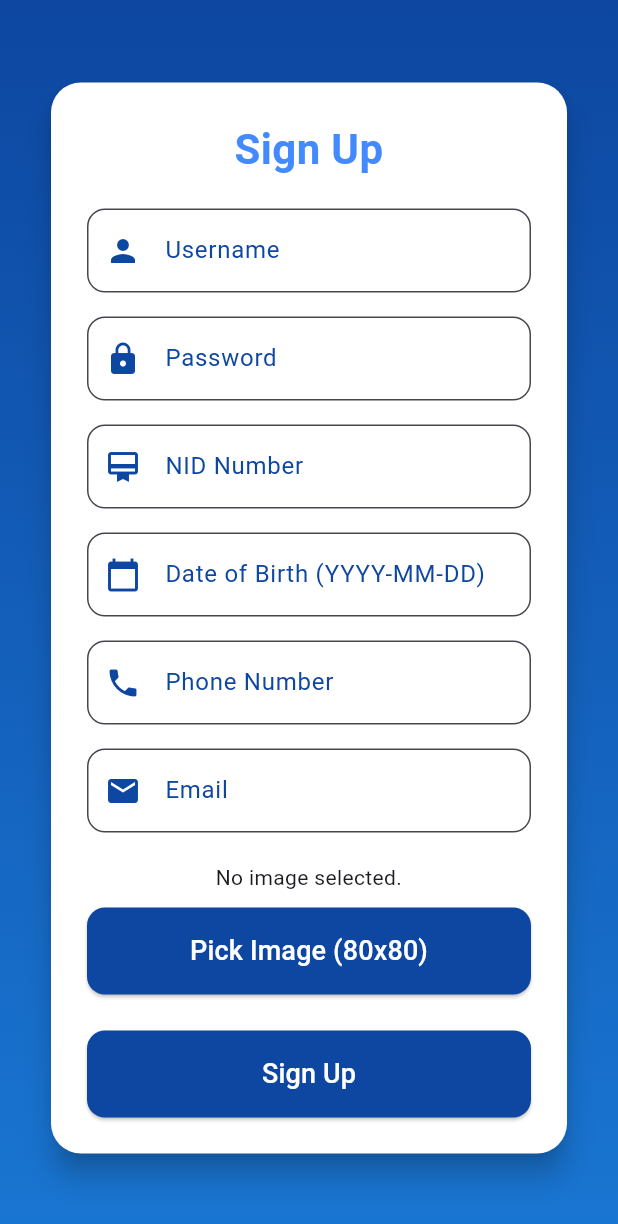
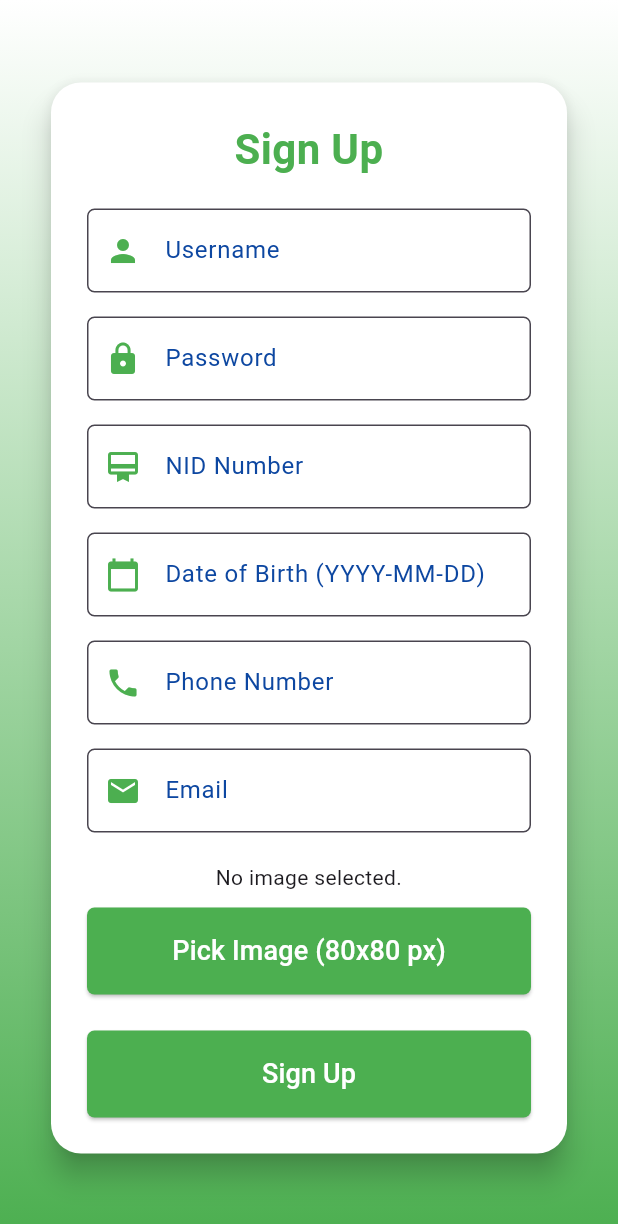
Before and after one commit to haisam10/Dhaka_metro, a Flutter app: the screen it shows after launch, after a tap on "Sign Up", on a phone screen of 412 x 824 dp. Shown: the top 1224 px of the screen. Run offline on Flutter 3.47's test engine with Material 3 defaults, Android fonts, the phone set to English and light mode, and no system bars; our stand-ins replace image_picker, qr_flutter; network calls fail.

Commit message:
color -- deg

```diff
--- a/lib/forgot.dart
+++ b/lib/forgot.dart
@@ -41,7 +41,7 @@ class _ForgotPasswordPageState extends State<ForgotPasswordPage> {
           gradient: LinearGradient(
             begin: Alignment.topCenter,
             end: Alignment.bottomCenter,
-            colors: [Colors.blue[900]!, Colors.blue[700]!], // Royal blue gradient
+            colors: [Colors.white, Colors.green], // Royal blue gradient
           ),
         ),
         child: Center(
@@ -60,7 +60,7 @@ class _ForgotPasswordPageState extends State<ForgotPasswordPage> {
                     const Text(
                       'Forgot Password',
                       textAlign: TextAlign.center,
-                      style: TextStyle(fontSize: 28.0, fontWeight: FontWeight.bold, color: Colors.blueAccent),
+                      style: TextStyle(fontSize: 28.0, fontWeight: FontWeight.bold, color: Colors.green),
                     ),
                     const SizedBox(height: 20.0),
                     TextField(
@@ -68,15 +68,15 @@ class _ForgotPasswordPageState extends State<ForgotPasswordPage> {
                       decoration: InputDecoration(
                         labelText: "NID Number",
                         labelStyle: TextStyle(color: Colors.blue[900]),
-                        prefixIcon: Icon(Icons.card_membership, color: Colors.blue[900]),
+                        prefixIcon: Icon(Icons.card_membership, color: Colors.green),
                         filled: true,
                         fillColor: Colors.white,
                         border: OutlineInputBorder(
-                          borderRadius: BorderRadius.circular(12.0),
+                          borderRadius: BorderRadius.circular(5),
                           borderSide: BorderSide(color: Colors.blue[900]!),
                         ),
                         focusedBorder: OutlineInputBorder(
-                          borderRadius: BorderRadius.circular(12.0),
+                          borderRadius: BorderRadius.circular(5),
                           borderSide: BorderSide(color: Colors.blue[900]!, width: 2.0),
                         ),
                       ),
@@ -85,9 +85,9 @@ class _ForgotPasswordPageState extends State<ForgotPasswordPage> {
                     ElevatedButton(
                       onPressed: _retrieveUsername,
                       style: ElevatedButton.styleFrom(
-                        backgroundColor: Colors.blue[900],
+                        backgroundColor: Colors.green,
                         padding: const EdgeInsets.symmetric(vertical: 16.0),
-                        shape: RoundedRectangleBorder(borderRadius: BorderRadius.circular(12.0)),
+                        shape: RoundedRectangleBorder(borderRadius: BorderRadius.circular(5)),
                       ),
                       child: const Text("Retrieve Username", style: TextStyle(fontSize: 18.0, color: Colors.white)),
                     ),
--- a/lib/login.dart
+++ b/lib/login.dart
@@ -35,7 +35,7 @@ class _LoginPageState extends State<LoginPage> {
           gradient: LinearGradient(
             begin: Alignment.topCenter,
             end: Alignment.bottomCenter,
-            colors: [Colors.blue[900]!, Colors.blue[700]!], // Royal blue gradient
+            colors: [Colors.white10, Colors.green], // Royal blue gradient
           ),
         ),
         child: Center(
@@ -54,23 +54,23 @@ class _LoginPageState extends State<LoginPage> {
                     const Text(
                       'ঢাকা মেট্রো সেবা',
                       textAlign: TextAlign.center,
-                      style: TextStyle(fontSize: 28.0, fontWeight: FontWeight.bold, color: Colors.blueAccent),
+                      style: TextStyle(fontSize: 28.0, fontWeight: FontWeight.bold, color: Colors.green),
                     ),
                     const SizedBox(height: 20.0),
                     TextField(
                       controller: usernameController,
                       decoration: InputDecoration(
                         labelText: "Username",
-                        labelStyle: TextStyle(color: Colors.blue[900]), // Royal blue label
-                        prefixIcon: Icon(Icons.person, color: Colors.blue[900]),
+                        labelStyle: TextStyle(color: Colors.black), // Royal blue label
+                        prefixIcon: Icon(Icons.person, color: Colors.lightGreen),
                         filled: true,
                         fillColor: Colors.white, // White field background
                         border: OutlineInputBorder(
-                          borderRadius: BorderRadius.circular(12.0),
+                          borderRadius: BorderRadius.circular(5),
                           borderSide: BorderSide(color: Colors.blue[900]!),
                         ),
                         focusedBorder: OutlineInputBorder(
-                          borderRadius: BorderRadius.circular(12.0),
+                          borderRadius: BorderRadius.circular(5),
                           borderSide: BorderSide(color: Colors.blue[900]!, width: 2.0),
                         ),
                       ),
@@ -81,16 +81,16 @@ class _LoginPageState extends State<LoginPage> {
                       obscureText: true,
                       decoration: InputDecoration(
                         labelText: "Password",
-                        labelStyle: TextStyle(color: Colors.blue[900]),
-                        prefixIcon: Icon(Icons.lock, color: Colors.blue[900]),
+                        labelStyle: TextStyle(color: Colors.black),
+                        prefixIcon: Icon(Icons.lock, color: Colors.lightGreen),
                         filled: true,
                         fillColor: Colors.white,
                         border: OutlineInputBorder(
-                          borderRadius: BorderRadius.circular(12.0),
+                          borderRadius: BorderRadius.circular(5),
                           borderSide: BorderSide(color: Colors.blue[900]!),
                         ),
                         focusedBorder: OutlineInputBorder(
-                          borderRadius: BorderRadius.circular(12.0),
+                          borderRadius: BorderRadius.circular(5),
                           borderSide: BorderSide(color: Colors.blue[900]!, width: 2.0),
                         ),
                       ),
@@ -99,19 +99,19 @@ class _LoginPageState extends State<LoginPage> {
                     ElevatedButton(
                       onPressed: _login,
                       style: ElevatedButton.styleFrom(
-                        backgroundColor: Colors.blue[900], // Royal blue button
+                        backgroundColor: Colors.green, // Royal blue button
                         padding: const EdgeInsets.symmetric(vertical: 16.0),
-                        shape: RoundedRectangleBorder(borderRadius: BorderRadius.circular(12.0)),
+                        shape: RoundedRectangleBorder(borderRadius: BorderRadius.circular(5)),
                       ),
                       child: const Text("Login", style: TextStyle(fontSize: 18.0, color: Colors.white)),
                     ),
                     TextButton(
-                      onPressed: () => Navigator.push(context, MaterialPageRoute(builder: (_) => ForgotPasswordPage())),
-                      child: Text("Forgot Password?", style: TextStyle(color: Colors.blue[900])),
+                      onPressed: () => Navigator.push(context, MaterialPageRoute(builder: (_) => SignUpPage())),
+                      child: Text("Sign Up", style: TextStyle(color: Colors.black54)),
                     ),
                     TextButton(
-                      onPressed: () => Navigator.push(context, MaterialPageRoute(builder: (_) => SignUpPage())),
-                      child: Text("Sign Up", style: TextStyle(color: Colors.blue[900])),
+                      onPressed: () => Navigator.push(context, MaterialPageRoute(builder: (_) => ForgotPasswordPage())),
+                      child: Text("Forgot Password?", style: TextStyle(color: Colors.black54)),
                     ),
                   ],
                 ),
--- a/lib/signup.dart
+++ b/lib/signup.dart
@@ -53,7 +53,7 @@ class _SignUpPageState extends State<SignUpPage> {
           gradient: LinearGradient(
             begin: Alignment.topCenter,
             end: Alignment.bottomCenter,
-            colors: [Colors.blue[900]!, Colors.blue[700]!], // Royal blue gradient
+            colors: [Colors.white, Colors.green], // Royal blue gradient
           ),
         ),
         child: Center(
@@ -73,7 +73,7 @@ class _SignUpPageState extends State<SignUpPage> {
                       const Text(
                         'Sign Up',
                         textAlign: TextAlign.center,
-                        style: TextStyle(fontSize: 28.0, fontWeight: FontWeight.bold, color: Colors.blueAccent),
+                        style: TextStyle(fontSize: 28.0, fontWeight: FontWeight.bold, color: Colors.green),
                       ),
                       const SizedBox(height: 20.0),
                       TextField(
@@ -81,15 +81,15 @@ class _SignUpPageState extends State<SignUpPage> {
                         decoration: InputDecoration(
                           labelText: "Username",
                           labelStyle: TextStyle(color: Colors.blue[900]),
-                          prefixIcon: Icon(Icons.person, color: Colors.blue[900]),
+                          prefixIcon: Icon(Icons.person, color: Colors.green),
                           filled: true,
                           fillColor: Colors.white,
                           border: OutlineInputBorder(
-                            borderRadius: BorderRadius.circular(12.0),
+                            borderRadius: BorderRadius.circular(5),
                             borderSide: BorderSide(color: Colors.blue[900]!),
                           ),
                           focusedBorder: OutlineInputBorder(
-                            borderRadius: BorderRadius.circular(12.0),
+                            borderRadius: BorderRadius.circular(5),
                             borderSide: BorderSide(color: Colors.blue[900]!, width: 2.0),
                           ),
                         ),
@@ -101,15 +101,15 @@ class _SignUpPageState extends State<SignUpPage> {
                         decoration: InputDecoration(
                           labelText: "Password",
                           labelStyle: TextStyle(color: Colors.blue[900]),
-                          prefixIcon: Icon(Icons.lock, color: Colors.blue[900]),
+                          prefixIcon: Icon(Icons.lock, color: Colors.green),
                           filled: true,
                           fillColor: Colors.white,
                           border: OutlineInputBorder(
-                            borderRadius: BorderRadius.circular(12.0),
+                            borderRadius: BorderRadius.circular(5),
                             borderSide: BorderSide(color: Colors.blue[900]!),
                           ),
                           focusedBorder: OutlineInputBorder(
-                            borderRadius: BorderRadius.circular(12.0),
+                            borderRadius: BorderRadius.circular(5),
                             borderSide: BorderSide(color: Colors.blue[900]!, width: 2.0),
                           ),
                         ),
@@ -120,15 +120,15 @@ class _SignUpPageState extends State<SignUpPage> {
                         decoration: InputDecoration(
                           labelText: "NID Number",
                           labelStyle: TextStyle(color: Colors.blue[900]),
-                          prefixIcon: Icon(Icons.card_membership, color: Colors.blue[900]),
+                          prefixIcon: Icon(Icons.card_membership, color: Colors.green),
                           filled: true,
                           fillColor: Colors.white,
                           border: OutlineInputBorder(
-                            borderRadius: BorderRadius.circular(12.0),
+                            borderRadius: BorderRadius.circular(5),
                             borderSide: BorderSide(color: Colors.blue[900]!),
                           ),
                           focusedBorder: OutlineInputBorder(
-                            borderRadius: BorderRadius.circular(12.0),
+                            borderRadius: BorderRadius.circular(5),
                             borderSide: BorderSide(color: Colors.blue[900]!, width: 2.0),
                           ),
                         ),
@@ -139,15 +139,15 @@ class _SignUpPageState extends State<SignUpPage> {
                         decoration: InputDecoration(
                           labelText: "Date of Birth (YYYY-MM-DD)",
                           labelStyle: TextStyle(color: Colors.blue[900]),
-                          prefixIcon: Icon(Icons.calendar_today, color: Colors.blue[900]),
+                          prefixIcon: Icon(Icons.calendar_today, color: Colors.green),
                           filled: true,
                           fillColor: Colors.white,
                           border: OutlineInputBorder(
-                            borderRadius: BorderRadius.circular(12.0),
+                            borderRadius: BorderRadius.circular(5),
                             borderSide: BorderSide(color: Colors.blue[900]!),
                           ),
                           focusedBorder: OutlineInputBorder(
-                            borderRadius: BorderRadius.circular(12.0),
+                            borderRadius: BorderRadius.circular(5),
                             borderSide: BorderSide(color: Colors.blue[900]!, width: 2.0),
                           ),
                         ),
@@ -158,15 +158,15 @@ class _SignUpPageState extends State<SignUpPage> {
                         decoration: InputDecoration(
                           labelText: "Phone Number",
                           labelStyle: TextStyle(color: Colors.blue[900]),
-                          prefixIcon: Icon(Icons.phone, color: Colors.blue[900]),
+                          prefixIcon: Icon(Icons.phone, color: Colors.green),
                           filled: true,
                           fillColor: Colors.white,
                           border: OutlineInputBorder(
-                            borderRadius: BorderRadius.circular(12.0),
+                            borderRadius: BorderRadius.circular(5),
                             borderSide: BorderSide(color: Colors.blue[900]!),
                           ),
                           focusedBorder: OutlineInputBorder(
-                            borderRadius: BorderRadius.circular(12.0),
+                            borderRadius: BorderRadius.circular(5),
                             borderSide: BorderSide(color: Colors.blue[900]!, width: 2.0),
                           ),
                         ),
@@ -177,15 +177,15 @@ class _SignUpPageState extends State<SignUpPage> {
                         decoration: InputDecoration(
                           labelText: "Email",
                           labelStyle: TextStyle(color: Colors.blue[900]),
-                          prefixIcon: Icon(Icons.email, color: Colors.blue[900]),
+                          prefixIcon: Icon(Icons.email, color: Colors.green),
                           filled: true,
                           fillColor: Colors.white,
                           border: OutlineInputBorder(
-                            borderRadius: BorderRadius.circular(12.0),
+                            borderRadius: BorderRadius.circular(5),
                             borderSide: BorderSide(color: Colors.blue[900]!),
                           ),
                           focusedBorder: OutlineInputBorder(
-                            borderRadius: BorderRadius.circular(12.0),
+                            borderRadius: BorderRadius.circular(5),
                             borderSide: BorderSide(color: Colors.blue[900]!, width: 2.0),
                           ),
                         ),
@@ -193,24 +193,24 @@ class _SignUpPageState extends State<SignUpPage> {
                       const SizedBox(height: 20.0),
                       _imageBytes == null
                           ? const Text("No image selected.", textAlign: TextAlign.center)
-                          : Image.memory(_imageBytes!, height: 80, width: 80, fit: BoxFit.cover),
+                          : Image.memory(_imageBytes!, height: 80, width: 80, fit: BoxFit.contain),
                       const SizedBox(height: 10.0),
                       ElevatedButton(
                         onPressed: _pickImage,
                         style: ElevatedButton.styleFrom(
-                          backgroundColor: Colors.blue[900],
+                          backgroundColor: Colors.green,
                           padding: const EdgeInsets.symmetric(vertical: 16.0),
-                          shape: RoundedRectangleBorder(borderRadius: BorderRadius.circular(12.0)),
+                          shape: RoundedRectangleBorder(borderRadius: BorderRadius.circular(5)),
                         ),
-                        child: const Text("Pick Image (80x80)", style: TextStyle(fontSize: 18.0, color: Colors.white)),
+                        child: const Text("Pick Image (80x80 px)", style: TextStyle(fontSize: 18.0, color: Colors.white)),
                       ),
                       const SizedBox(height: 24.0),
                       ElevatedButton(
                         onPressed: _signUp,
                         style: ElevatedButton.styleFrom(
-                          backgroundColor: Colors.blue[900],
+                          backgroundColor: Colors.green,
                           padding: const EdgeInsets.symmetric(vertical: 16.0),
-                          shape: RoundedRectangleBorder(borderRadius: BorderRadius.circular(12.0)),
+                          shape: RoundedRectangleBorder(borderRadius: BorderRadius.circular(5)),
                         ),
                         child: const Text("Sign Up", style: TextStyle(fontSize: 18.0, color: Colors.white)),
                       ),
```
